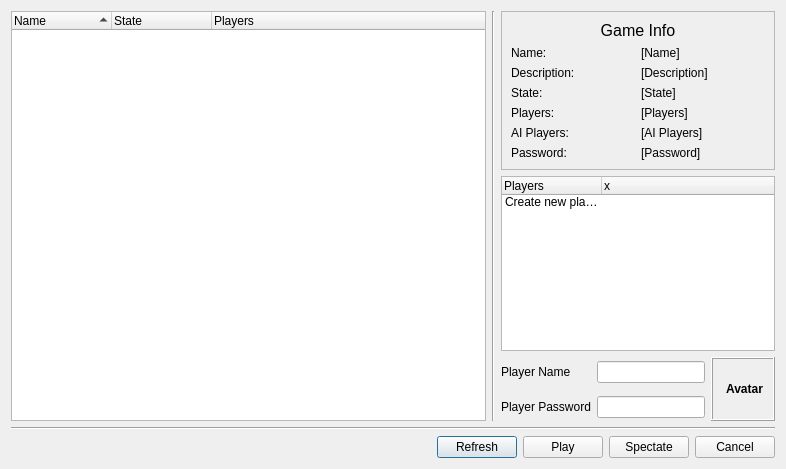
Old version of the form branches/macjariel/client/joingamedialog.ui in the repository kubos741/kbang.
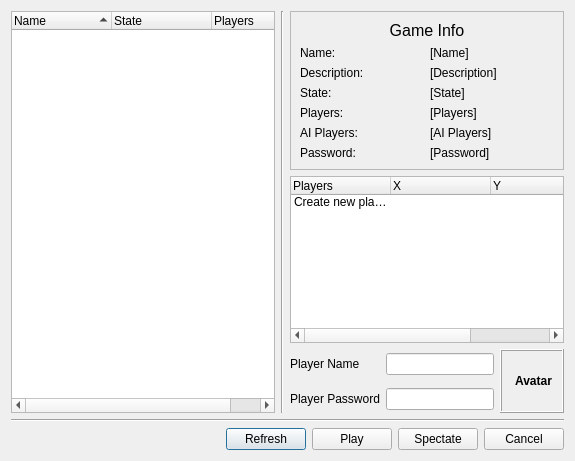
New version of the form. Custom widgets are drawn as their Qt base class.

Diff of the .ui file:
```diff
--- a/branches/macjariel/client/joingamedialog.ui
+++ b/branches/macjariel/client/joingamedialog.ui
@@ -1,12 +1,12 @@
 <ui version="4.0" >
  <class>JoinGameDialog</class>
- <widget class="QDialog" name="JoinGameDialog" >
-  <property name="geometry" >
+ <widget class="QDialog" name="JoinGameDialog">
+  <property name="geometry">
    <rect>
     <x>0</x>
-    <y>0</y>
-    <width>786</width>
-    <height>469</height>
+    <y>4</y>
+    <width>575</width>
+    <height>461</height>
    </rect>
   </property>
   <property name="sizePolicy" >
@@ -245,8 +245,18 @@
           </property>
          </column>
          <column>
-          <property name="text" >
-           <string>x</string>
+          <property name="text">
+           <string>X</string>
+          </property>
+         </column>
+         <column>
+          <property name="text">
+           <string>Y</string>
+          </property>
+         </column>
+         <column>
+          <property name="text">
+           <string>Z</string>
           </property>
          </column>
          <item>
```
Left out of the diff: 269 changed lines with no effect on the pictures.
